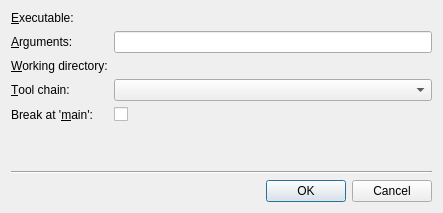
This is src/plugins/debugger/startexternaldialog.ui in qt-creator/qt-creator as Qt 5 draws it before an edit. The edited form follows.
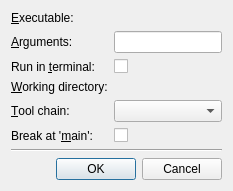
This is the edited form. Custom widgets are drawn as their Qt base class.

Commit message: Debugger: Add 'Run in terminal' to Start External dialog.

Diff of the .ui file:
```diff
--- a/src/plugins/debugger/startexternaldialog.ui
+++ b/src/plugins/debugger/startexternaldialog.ui
@@ -2,14 +2,6 @@
 <ui version="4.0">
  <class>StartExternalDialog</class>
  <widget class="QDialog" name="StartExternalDialog">
-  <property name="geometry">
-   <rect>
-    <x>0</x>
-    <y>0</y>
-    <width>443</width>
-    <height>213</height>
-   </rect>
-  </property>
   <property name="windowTitle">
    <string>Start Debugger</string>
   </property>
@@ -52,6 +44,19 @@
       <widget class="QLineEdit" name="argsEdit"/>
      </item>
      <item row="2" column="0">
+      <widget class="QLabel" name="labelRunInTerminal">
+       <property name="text">
+        <string>Run in &amp;terminal:</string>
+       </property>
+       <property name="buddy">
+        <cstring>checkBoxRunInTerminal</cstring>
+       </property>
+      </widget>
+     </item>
+     <item row="2" column="1">
+      <widget class="QCheckBox" name="checkBoxRunInTerminal"/>
+     </item>
+     <item row="3" column="0">
       <widget class="QLabel" name="workingDirectoryLabel">
        <property name="text">
         <string>&amp;Working directory:</string>
@@ -61,10 +66,23 @@
        </property>
       </widget>
      </item>
-     <item row="2" column="1">
+     <item row="3" column="1">
       <widget class="Utils::PathChooser" name="workingDirectory"/>
      </item>
      <item row="4" column="0">
+      <widget class="QLabel" name="toolChainLabel">
+       <property name="text">
+        <string>&amp;Tool chain:</string>
+       </property>
+       <property name="buddy">
+        <cstring>toolChainComboBox</cstring>
+       </property>
+      </widget>
+     </item>
+     <item row="4" column="1">
+      <widget class="Debugger::Internal::DebuggerToolChainComboBox" name="toolChainComboBox"/>
+     </item>
+     <item row="5" column="0">
       <widget class="QLabel" name="labelBreakAtMain">
        <property name="text">
         <string>Break at '&amp;main':</string>
@@ -74,26 +92,13 @@
        </property>
       </widget>
      </item>
-     <item row="4" column="1">
+     <item row="5" column="1">
       <widget class="QCheckBox" name="checkBoxBreakAtMain">
        <property name="text">
         <string/>
        </property>
       </widget>
      </item>
-     <item row="3" column="1">
-      <widget class="Debugger::Internal::DebuggerToolChainComboBox" name="toolChainComboBox"/>
-     </item>
-     <item row="3" column="0">
-      <widget class="QLabel" name="toolChainLabel">
-       <property name="text">
-        <string>&amp;Tool chain:</string>
-       </property>
-       <property name="buddy">
-        <cstring>toolChainComboBox</cstring>
-       </property>
-      </widget>
-     </item>
     </layout>
    </item>
    <item>
```
The commit also changes 3 other files.
